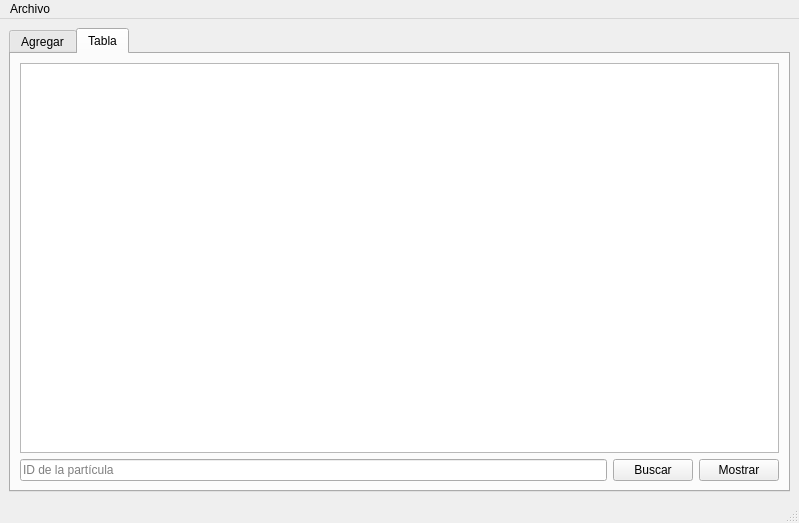
This is mainwindow.ui in x4nemi/Particula as Qt 5 draws it before an edit. The edited form follows.
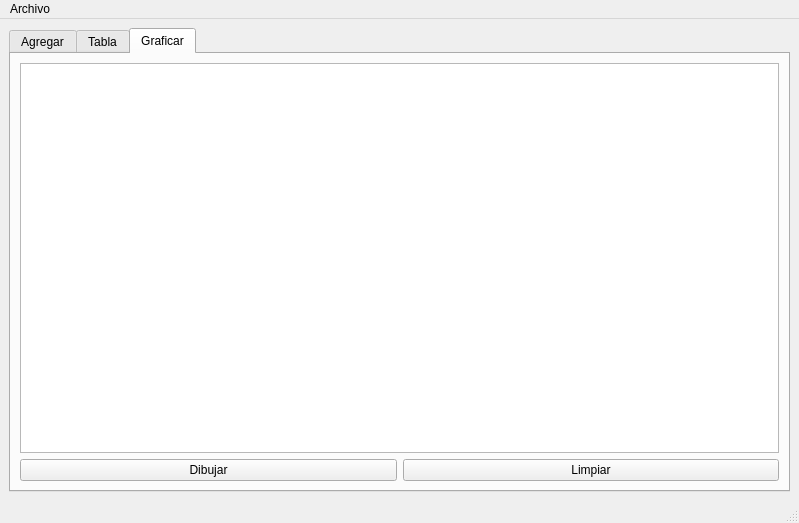
This is the edited form.

Commit message: actividad 9, graficamos las partículas

The edit to the form file:
```diff
--- a/mainwindow.ui
+++ b/mainwindow.ui
@@ -18,7 +18,7 @@
     <item row="0" column="0">
      <widget class="QTabWidget" name="tabWidget">
       <property name="currentIndex">
-       <number>1</number>
+       <number>2</number>
       </property>
       <widget class="QWidget" name="tab">
        <attribute name="title">
@@ -246,6 +246,30 @@
         </item>
        </layout>
       </widget>
+      <widget class="QWidget" name="tab_3">
+       <attribute name="title">
+        <string>Graficar</string>
+       </attribute>
+       <layout class="QGridLayout" name="gridLayout_7">
+        <item row="2" column="1">
+         <widget class="QPushButton" name="limpiar_pushB">
+          <property name="text">
+           <string>Limpiar</string>
+          </property>
+         </widget>
+        </item>
+        <item row="2" column="0">
+         <widget class="QPushButton" name="dibujar_pushb">
+          <property name="text">
+           <string>Dibujar</string>
+          </property>
+         </widget>
+        </item>
+        <item row="0" column="0" colspan="2">
+         <widget class="QGraphicsView" name="graphicsView"/>
+        </item>
+       </layout>
+      </widget>
      </widget>
     </item>
    </layout>
```
Left out of the diff: 2 changed lines with no effect on the pictures. The commit also changes 2 other files.
